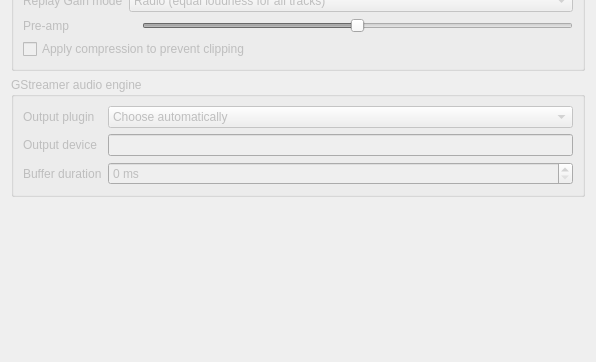
First picture: the form in src/ui/playbacksettingspage.ui, repository clementine-player/Clementine, before the edit; both pictures show x 0 to 596 and y 276 to 638 of the 596 by 638 pixel window.
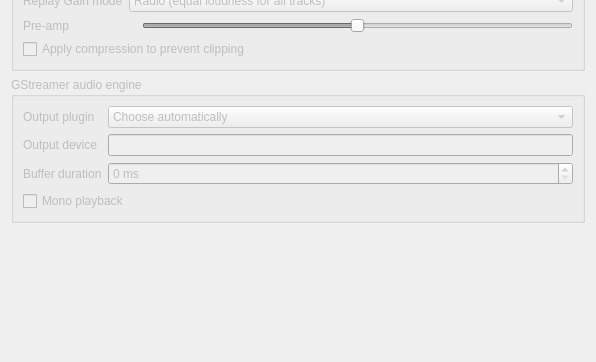
Second picture: the form after the edit. Custom widgets are drawn as their Qt base class.

Commit message: Missing files from previous commit

What changed in the file:
```diff
--- a/src/ui/playbacksettingspage.ui
+++ b/src/ui/playbacksettingspage.ui
@@ -216,6 +216,9 @@
       <string>GStreamer audio engine</string>
      </property>
      <layout class="QFormLayout" name="formLayout_3">
+      <property name="fieldGrowthPolicy">
+       <enum>QFormLayout::AllNonFixedFieldsGrow</enum>
+      </property>
       <item row="0" column="0">
        <widget class="QLabel" name="label_7">
         <property name="text">
@@ -272,6 +275,13 @@
         </property>
        </widget>
       </item>
+      <item row="3" column="0" colspan="2">
+       <widget class="QCheckBox" name="mono_playback">
+        <property name="text">
+         <string>Mono playback</string>
+        </property>
+       </widget>
+      </item>
      </layout>
     </widget>
    </item>
```
Left out of the diff: 20 changed lines with no effect on the pictures. The commit also changes 1 other file.
